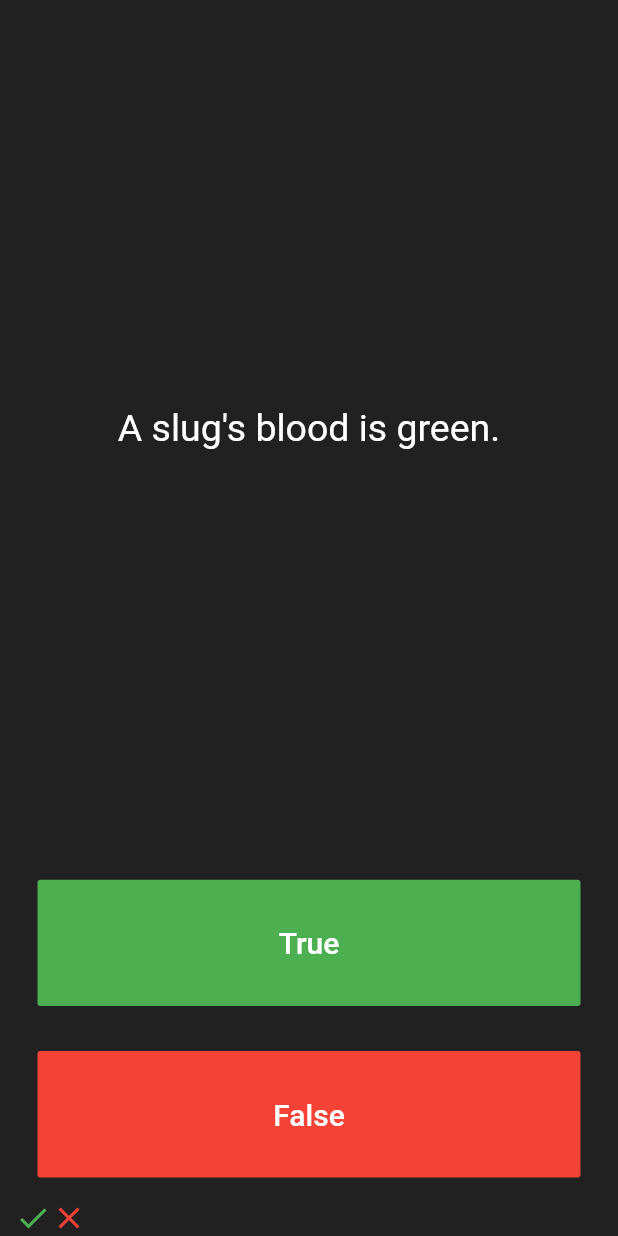
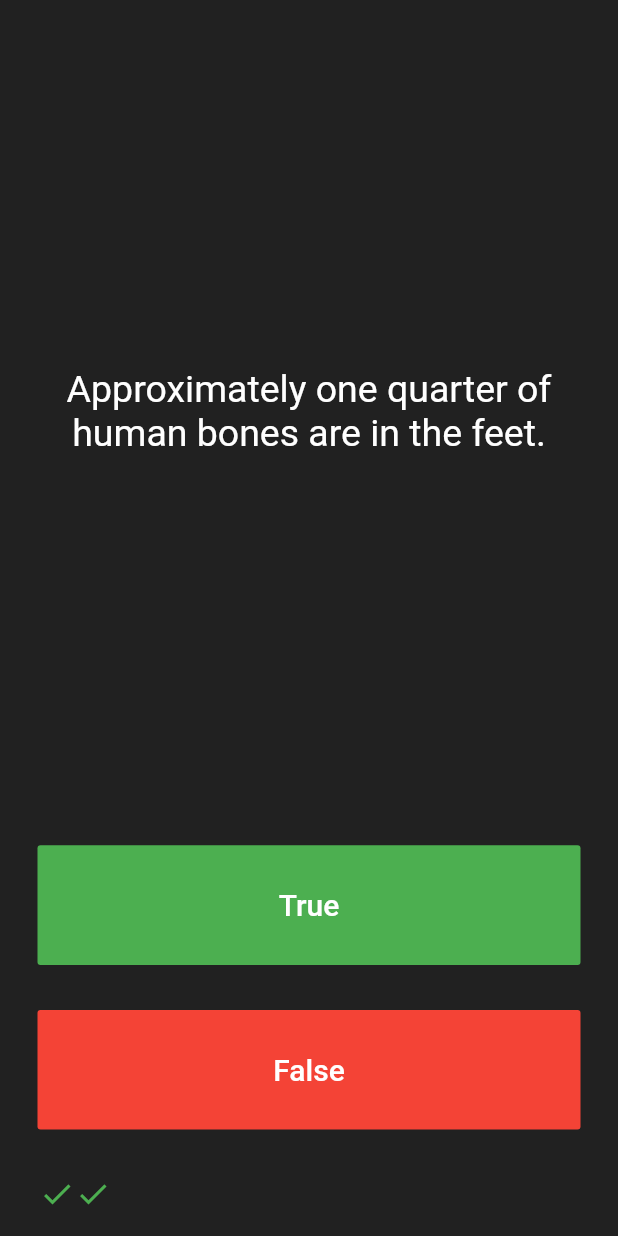
Before and after one commit to ronytarafder99/quizzler_flutter, a Flutter app: the screen it shows after launch, after a tap on "True", after a tap on "False", on a phone screen of 412 x 824 dp. Run offline on Flutter 3.47's test engine with Material 2 defaults, Android fonts, the phone set to English and light mode, and no system bars; our stand-ins replace rflutter_alert.

Commit message:
Finish For Now

```diff
--- a/lib/main.dart
+++ b/lib/main.dart
@@ -1,4 +1,6 @@
 import 'package:flutter/material.dart';
+import 'quiz_brain.dart';
+import 'package:rflutter_alert/rflutter_alert.dart';
 
 void main() => runApp(Quizzler());
 
@@ -26,14 +28,38 @@ class QuizPage extends StatefulWidget {
 
 class _QuizPageState extends State<QuizPage> {
   List<Icon> scoreKeeper = [];
+  QuizBrain quizBrain = QuizBrain();
 
-  List<String> Questions= [
-  'You can lead a cow down stairs but not up stairs.',
-  'Approximately one quarter of human bones are in the feet.',
-  'A slug\'s blood is green.'
-  ];
+  void checkAnswer(bool userPickedAnswer) {
+    bool correctAnswer = quizBrain.getCorrectAnswer();
 
-  int questionNumber = 0;
+    setState(() {
+      if (quizBrain.isFinished() == true) {
+        Alert(
+          context: context,
+          title: 'Finished!',
+          desc: 'You\'ve reached the end of the quiz.',
+        ).show();
+
+        quizBrain.reset();
+
+        scoreKeeper = [];
+      } else {
+        if (userPickedAnswer == correctAnswer) {
+          scoreKeeper.add(Icon(
+            Icons.check,
+            color: Colors.green,
+          ));
+        } else {
+          scoreKeeper.add(Icon(
+            Icons.close,
+            color: Colors.red,
+          ));
+        }
+        quizBrain.nextQuestion();
+      }
+    });
+  }
 
   @override
   Widget build(BuildContext context) {
@@ -47,7 +73,7 @@ class _QuizPageState extends State<QuizPage> {
             padding: EdgeInsets.all(10.0),
             child: Center(
               child: Text(
-                Questions[questionNumber],
+                quizBrain.getQuestionText(),
                 textAlign: TextAlign.center,
                 style: TextStyle(
                   fontSize: 25.0,
@@ -72,15 +98,7 @@ class _QuizPageState extends State<QuizPage> {
               ),
               onPressed: () {
                 //The user picked true.
-                setState(() {
-                  scoreKeeper.add(
-                    Icon(
-                      Icons.check,
-                      color: Colors.green,
-                    ),
-                  );
-                  questionNumber++;
-                });
+                checkAnswer(true);
               },
             ),
           ),
@@ -99,29 +117,18 @@ class _QuizPageState extends State<QuizPage> {
               ),
               onPressed: () {
                 //The user picked false.
-                setState(() {
-                  scoreKeeper.add(
-                    Icon(
-                      Icons.close,
-                      color: Colors.red,
-                    ),
-                  );
-                });
-                questionNumber++;
+                checkAnswer(false);
               },
             ),
           ),
         ),
-        Row(
-          children: scoreKeeper,
+        Padding(
+          padding: const EdgeInsets.all(16.0),
+          child: Row(
+            children: scoreKeeper,
+          ),
         ),
       ],
     );
   }
 }
-
-/*
-question1: 'You can lead a cow down stairs but not up stairs.', false,
-question2: 'Approximately one quarter of human bones are in the feet.', true,
-question3: 'A slug\'s blood is green.', true,
-*/
--- /dev/null
+++ b/lib/question.dart
@@ -0,0 +1,7 @@
+class Question {
+  late String questionText;
+  late bool questionAnswer;
+
+  Question (this.questionText, this.questionAnswer);
+
+}
--- /dev/null
+++ b/lib/quiz_brain.dart
@@ -0,0 +1,64 @@
+import 'question.dart';
+
+class QuizBrain {
+
+  int _questionNumber = 0;
+
+  List<Question> _questionBank = [
+    Question('Some cats are actually allergic to humans', true),
+    Question('You can lead a cow down stairs but not up stairs.', false),
+    Question('Approximately one quarter of human bones are in the feet.', true),
+    Question('A slug\'s blood is green.', true),
+    Question('Buzz Aldrin\'s mother\'s maiden name was \"Moon\".', true),
+    Question('It is illegal to pee in the Ocean in Portugal.', true),
+    Question(
+        'No piece of square dry paper can be folded in half more than 7 times.',
+        false),
+    Question(
+        'In London, UK, if you happen to die in the House of Parliament, you are technically entitled to a state funeral, because the building is considered too sacred a place.',
+        true),
+    Question(
+        'The loudest sound produced by any animal is 188 decibels. That animal is the African Elephant.',
+        false),
+    Question(
+        'The total surface area of two human lungs is approximately 70 square metres.',
+        true),
+    Question('Google was originally called \"Backrub\".', true),
+    Question(
+        'Chocolate affects a dog\'s heart and nervous system; a few ounces are enough to kill a small dog.',
+        true),
+    Question(
+        'In West Virginia, USA, if you accidentally hit an animal with your car, you are free to take it home to eat.',
+        true),
+  ];
+
+  void nextQuestion(){
+    if(_questionNumber < _questionBank.length - 1){
+      _questionNumber++;
+    }
+  }
+
+  String getQuestionText(){
+    return _questionBank[_questionNumber].questionText;
+  }
+
+  bool getCorrectAnswer(){
+    return _questionBank[_questionNumber].questionAnswer;
+  }
+
+
+  bool isFinished() {
+    if (_questionNumber >= _questionBank.length - 1) {
+      print('Now returning true');
+      return true;
+
+    } else {
+      return false;
+    }
+  }
+
+  void reset() {
+    _questionNumber = 0;
+  }
+
+}
--- a/pubspec.yaml
+++ b/pubspec.yaml
@@ -34,6 +34,7 @@ dependencies:
   # The following adds the Cupertino Icons font to your application.
   # Use with the CupertinoIcons class for iOS style icons.
   cupertino_icons: ^1.0.2
+  rflutter_alert: ^2.0.4
 
 dev_dependencies:
   flutter_test:
```
Also changed, not shown: pubspec.lock.
